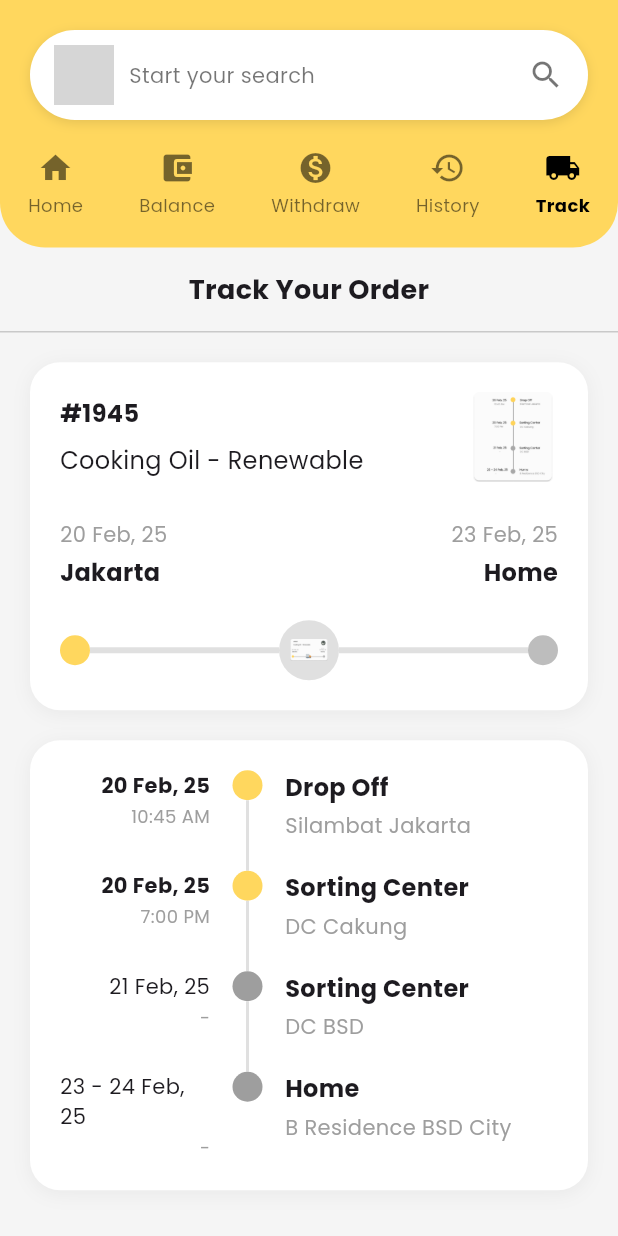
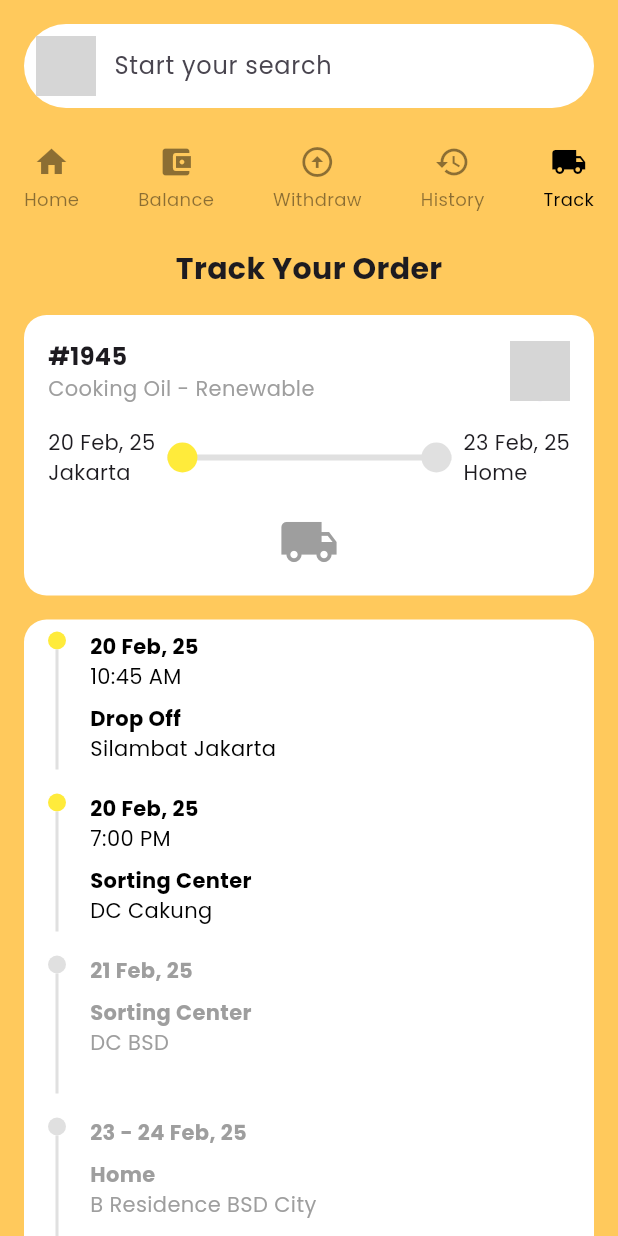
Before and after one commit to Liann099/UAS_Mobile-ReNuOil-, a Flutter app: the TrackOrderPage screen opened directly, on a phone screen of 412 x 824 dp. Run offline on Flutter 3.47's test engine with Material 3 defaults, Android fonts, the phone set to English and light mode, and no system bars; our stand-ins replace flutter_map, flutter_secure_storage, flutter_svg, latlong2, location, material_symbols_icons; accounts and stored records are empty; grey boxes are pictures that could not be loaded.

```diff
--- a/uas_renuoil/lib/buyer/trackyourorder.dart
+++ b/uas_renuoil/lib/buyer/trackyourorder.dart
@@ -1,238 +1,157 @@
 import 'package:flutter/material.dart';
 
 void main() {
-  runApp(const MyApp());
+  runApp(MyApp());
 }
 
 class MyApp extends StatelessWidget {
-  const MyApp({super.key});
-
   @override
   Widget build(BuildContext context) {
     return MaterialApp(
-      debugShowCheckedModeBanner: false,
-      title: 'Track Order App',
+      home: TrackOrderPage(),
       theme: ThemeData(
-        useMaterial3: true,
-        colorScheme: ColorScheme.fromSeed(seedColor: Colors.amber),
+        fontFamily: 'Roboto',
       ),
-      home: const TrackOrderPage(),
     );
   }
 }
 
 class TrackOrderPage extends StatelessWidget {
-  const TrackOrderPage({super.key});
-
   @override
   Widget build(BuildContext context) {
     return Scaffold(
-      backgroundColor: const Color(0xFFF5F5F5),
+      backgroundColor: Color(0xFFFFC95C),
       body: SafeArea(
         child: Column(
           children: [
-            // Header with search bar and navigation
-            Container(
-              decoration: const BoxDecoration(
-                color: Color(0xFFFFD75E),
-                borderRadius: BorderRadius.vertical(bottom: Radius.circular(30)),
-              ),
-              padding: const EdgeInsets.only(bottom: 20, top: 20),
-              child: Column(
-                children: [
-                  Container(
-                    margin: const EdgeInsets.symmetric(horizontal: 20),
-                    padding: const EdgeInsets.symmetric(horizontal: 16, vertical: 10),
+            // Search Bar
+            Padding(
+              padding: const EdgeInsets.all(16.0),
+              child: Container(
                 decoration: BoxDecoration(
                   color: Colors.white,
                   borderRadius: BorderRadius.circular(30),
-                      boxShadow: [
-                        BoxShadow(
-                          color: Colors.black.withOpacity(0.1),
-                          blurRadius: 6,
-                          offset: const Offset(0, 2),
+                ),
+                child: TextField(
+                  decoration: InputDecoration(
+                    hintText: 'Start your search',
+                    prefixIcon: Padding(
+                      padding: const EdgeInsets.all(8.0),
+                      child: CircleAvatar(
+                        backgroundImage: AssetImage('assets/images/profile.png'),
+                      ),
+                    ),
+                    border: InputBorder.none,
+                    contentPadding: EdgeInsets.symmetric(vertical: 15),
+                  ),
+                ),
+              ),
+            ),
+
+            // Bottom Navigation
+            Padding(
+              padding: const EdgeInsets.symmetric(horizontal: 16.0, vertical: 8.0),
+              child: Row(
+                mainAxisAlignment: MainAxisAlignment.spaceBetween,
+                children: [
+                  _buildNavItem(Icons.home, 'Home'),
+                  _buildNavItem(Icons.account_balance_wallet, 'Balance'),
+                  _buildNavItem(Icons.arrow_circle_up, 'Withdraw'),
+                  _buildNavItem(Icons.history, 'History'),
+                  _buildNavItem(Icons.local_shipping, 'Track', isSelected: true),
+                ],
+              ),
+            ),
+
+            // Track Your Order Title
+            Padding(
+              padding: const EdgeInsets.all(16.0),
+              child: Text(
+                'Track Your Order',
+                style: TextStyle(
+                  fontSize: 20,
+                  fontWeight: FontWeight.bold,
+                ),
+              ),
+            ),
+
+            // Order Tracking Card
+            Expanded(
+              child: Padding(
+                padding: const EdgeInsets.symmetric(horizontal: 16.0),
+                child: SingleChildScrollView(
+                  child: Column(
+                    children: [
+                      // Order Header
+                      Container(
+                        decoration: BoxDecoration(
+                          color: Colors.white,
+                          borderRadius: BorderRadius.circular(15),
+                        ),
+                        child: Column(
+                          children: [
+                            Padding(
+                              padding: const EdgeInsets.all(16.0),
+                              child: Row(
+                                mainAxisAlignment: MainAxisAlignment.spaceBetween,
+                                children: [
+                                  Column(
+                                    crossAxisAlignment: CrossAxisAlignment.start,
+                                    children: [
+                                      Text(
+                                        '#1945',
+                                        style: TextStyle(
+                                          fontWeight: FontWeight.bold,
+                                          fontSize: 16,
+                                        ),
+                                      ),
+                                      Text(
+                                        'Cooking Oil - Renewable',
+                                        style: TextStyle(
+                                          color: Colors.grey,
+                                        ),
                                       ),
                                     ],
                                   ),
-                    child: Row(
-                      children: [
-                        const CircleAvatar(
-                          radius: 20,
-                          backgroundImage: AssetImage('assets/images/user_circle.png'),
-                        ),
-                        const SizedBox(width: 10),
-                        const Expanded(
-                          child: Text(
-                            'Start your search',
-                            style: TextStyle(color: Colors.black54),
-                          ),
-                        ),
-                        const Icon(Icons.search, color: Colors.black54),
-                      ],
-                    ),
-                  ),
-                  const SizedBox(height: 20),
-                  // Bottom nav icons
-                  Row(
-                    mainAxisAlignment: MainAxisAlignment.spaceAround,
-                    children: const [
-                      _NavIcon(icon: Icons.home, label: 'Home'),
-                      _NavIcon(icon: Icons.account_balance_wallet, label: 'Balance'),
-                      _NavIcon(icon: Icons.monetization_on, label: 'Withdraw'),
-                      _NavIcon(icon: Icons.history, label: 'History'),
-                      _NavIcon(icon: Icons.local_shipping, label: 'Track', active: true),
-                    ],
+                                  CircleAvatar(
+                                    backgroundImage: AssetImage('assets/images/logo.png'),
                                   ),
                                 ],
                               ),
                             ),
 
-            // Track Your Order title
+                            // Tracking Progress
+                            Padding(
+                              padding: const EdgeInsets.symmetric(horizontal: 16.0),
+                              child: Row(
+                                children: [
+                                  Text('20 Feb, 25\nJakarta'),
+                                  Expanded(
+                                    child: Padding(
+                                      padding: const EdgeInsets.symmetric(horizontal: 8.0),
+                                      child: Stack(
+                                        alignment: Alignment.center,
+                                        children: [
                                           Container(
-              width: double.infinity,
-              padding: const EdgeInsets.symmetric(vertical: 15),
-              decoration: const BoxDecoration(
-                border: Border(
-                  bottom: BorderSide(color: Colors.grey, width: 0.5),
+                                            height: 4,
+                                            color: Colors.grey[300],
                                           ),
-              ),
-              child: const Text(
-                'Track Your Order',
-                textAlign: TextAlign.center,
-                style: TextStyle(
-                  fontSize: 18,
-                  fontWeight: FontWeight.bold,
-                ),
-              ),
-            ),
-
-            // Content
-            Expanded(
-              child: ListView(
-                padding: const EdgeInsets.all(20),
-                children: [
-                  // Order Card
-                  Container(
-                    padding: const EdgeInsets.all(20),
-                    decoration: BoxDecoration(
-                      color: Colors.white,
-                      borderRadius: BorderRadius.circular(20),
-                      boxShadow: [
-                        BoxShadow(
-                          color: Colors.black.withOpacity(0.05),
-                          blurRadius: 10,
-                          offset: const Offset(0, 2),
-                        ),
-                      ],
-                    ),
-                    child: Column(
-                      crossAxisAlignment: CrossAxisAlignment.start,
-                      children: [
                                           Row(
                                             mainAxisAlignment: MainAxisAlignment.spaceBetween,
-                          children: [
-                            Column(
-                              crossAxisAlignment: CrossAxisAlignment.start,
-                              children: const [
-                                Text(
-                                  '#1945',
-                                  style: TextStyle(fontWeight: FontWeight.bold, fontSize: 16),
-                                ),
-                                SizedBox(height: 8),
-                                Text(
-                                  'Cooking Oil - Renewable',
-                                  style: TextStyle(fontSize: 16),
-                                ),
-                              ],
-                            ),
-                            Image.asset(
-                              'assets/images/informasitruk.png',
-                              width: 60,
-                              height: 60,
-                            ),
-                          ],
-                        ),
-                        const SizedBox(height: 25),
-                        Row(
-                          mainAxisAlignment: MainAxisAlignment.spaceBetween,
-                          children: [
-                            Column(
-                              crossAxisAlignment: CrossAxisAlignment.start,
-                              children: const [
-                                Text(
-                                  '20 Feb, 25',
-                                  style: TextStyle(color: Colors.grey, fontSize: 14),
-                                ),
-                                SizedBox(height: 4),
-                                Text(
-                                  'Jakarta',
-                                  style: TextStyle(fontWeight: FontWeight.bold, fontSize: 16),
-                                ),
-                              ],
-                            ),
-                            Column(
-                              crossAxisAlignment: CrossAxisAlignment.end,
-                              children: const [
-                                Text(
-                                  '23 Feb, 25',
-                                  style: TextStyle(color: Colors.grey, fontSize: 14),
-                                ),
-                                SizedBox(height: 4),
-                                Text(
-                                  'Home',
-                                  style: TextStyle(fontWeight: FontWeight.bold, fontSize: 16),
-                                ),
-                              ],
-                            ),
-                          ],
-                        ),
-                        const SizedBox(height: 20),
-                        // Tracking Line
-                        Row(
                                             children: [
                                               Container(
                                                 width: 20,
                                                 height: 20,
-                              decoration: const BoxDecoration(
-                                color: Color(0xFFFFD75E),
+                                                decoration: BoxDecoration(
+                                                  color: Colors.yellow,
                                                   shape: BoxShape.circle,
-                              ),
-                            ),
-                            Expanded(
-                              child: Container(
-                                height: 4,
-                                color: Colors.grey.shade300,
-                              ),
-                            ),
-                            Stack(
-                              alignment: Alignment.center,
-                              children: [
-                                Container(
-                                  width: 40,
-                                  height: 40,
-                                  decoration: BoxDecoration(
-                                    color: Colors.grey.shade300,
-                                    shape: BoxShape.circle,
-                                  ),
-                                ),
-                                Image.asset(
-                                  'assets/images/trukjakarta.png',
-                                  width: 25,
-                                  height: 25,
-                                ),
-                              ],
-                            ),
-                            Expanded(
-                              child: Container(
-                                height: 4,
-                                color: Colors.grey.shade300,
                                                 ),
                                               ),
                                               Container(
                                                 width: 20,
                                                 height: 20,
                                                 decoration: BoxDecoration(
-                                color: Colors.grey.shade400,
+                                                  color: Colors.grey[300],
                                                   shape: BoxShape.circle,
                                                 ),
                                               ),
@@ -241,59 +160,68 @@ class TrackOrderPage extends StatelessWidget {
                                         ],
                                       ),
                                     ),
-
-                  const SizedBox(height: 20),
-
-                  // Timeline tracking
-                  Container(
-                    padding: const EdgeInsets.all(20),
-                    decoration: BoxDecoration(
-                      color: Colors.white,
-                      borderRadius: BorderRadius.circular(20),
-                      boxShadow: [
-                        BoxShadow(
-                          color: Colors.black.withOpacity(0.05),
-                          blurRadius: 10,
-                          offset: const Offset(0, 2),
                                   ),
+                                  Text('23 Feb, 25\nHome'),
                                 ],
                               ),
-                    child: Column(
-                      children: const [
-                        _TimelineItem(
-                          date: "20 Feb, 25",
-                          time: "10:45 AM",
-                          title: "Drop Off",
-                          subtitle: "Silambat Jakarta",
-                          isActive: true,
-                          isFirst: true,
                             ),
-                        _TimelineItem(
-                          date: "20 Feb, 25",
-                          time: "7:00 PM",
-                          title: "Sorting Center",
-                          subtitle: "DC Cakung",
-                          isActive: true,
+
+                            // Truck Icon
+                            Padding(
+                              padding: const EdgeInsets.symmetric(vertical: 16.0),
+                              child: Icon(
+                                Icons.local_shipping,
+                                color: Colors.grey,
+                                size: 40,
                               ),
-                        _TimelineItem(
-                          date: "21 Feb, 25",
-                          time: "-",
-                          title: "Sorting Center",
-                          subtitle: "DC BSD",
-                          isActive: false,
-                        ),
-                        _TimelineItem(
-                          date: "23 - 24 Feb, 25",
-                          time: "-",
-                          title: "Home",
-                          subtitle: "B Residence BSD City",
-                          isActive: false,
-                          isLast: true,
                             ),
                           ],
                         ),
                       ),
+
+                      // Detailed Tracking
+                      Padding(
+                        padding: const EdgeInsets.only(top: 16.0),
+                        child: Container(
+                          decoration: BoxDecoration(
+                            color: Colors.white,
+                            borderRadius: BorderRadius.circular(15),
+                          ),
+                          child: Column(
+                            children: [
+                              _buildTrackingStep(
+                                date: '20 Feb, 25',
+                                time: '10:45 AM',
+                                location: 'Drop Off',
+                                detail: 'Silambat Jakarta',
+                                isActive: true,
+                              ),
+                              _buildTrackingStep(
+                                date: '20 Feb, 25',
+                                time: '7:00 PM',
+                                location: 'Sorting Center',
+                                detail: 'DC Cakung',
+                                isActive: true,
+                              ),
+                              _buildTrackingStep(
+                                date: '21 Feb, 25',
+                                location: 'Sorting Center',
+                                detail: 'DC BSD',
+                                isActive: false,
+                              ),
+                              _buildTrackingStep(
+                                date: '23 - 24 Feb, 25',
+                                location: 'Home',
+                                detail: 'B Residence BSD City',
+                                isActive: false,
+                              ),
                             ],
+                          ),
+                        ),
+                      ),
+                    ],
+                  ),
+                ),
               ),
             ),
           ],
@@ -301,139 +229,91 @@ class TrackOrderPage extends StatelessWidget {
       ),
     );
   }
-}
 
-class _NavIcon extends StatelessWidget {
-  final IconData icon;
-  final String label;
-  final bool active;
-
-  const _NavIcon({
-    required this.icon,
-    required this.label,
-    this.active = false,
-  });
-
-  @override
-  Widget build(BuildContext context) {
+  Widget _buildNavItem(IconData icon, String label, {bool isSelected = false}) {
     return Column(
-      mainAxisSize: MainAxisSize.min,
       children: [
         Icon(
           icon,
-          color: active ? Colors.black : Colors.black54,
-          size: 24,
+          color: isSelected ? Colors.black : Colors.black45,
         ),
-        const SizedBox(height: 4),
+        SizedBox(height: 4),
         Text(
           label,
           style: TextStyle(
+            color: isSelected ? Colors.black : Colors.black45,
             fontSize: 12,
-            color: active ? Colors.black : Colors.black54,
-            fontWeight: active ? FontWeight.bold : FontWeight.normal,
           ),
         ),
       ],
     );
   }
-}
 
-class _TimelineItem extends StatelessWidget {
-  final String date;
-  final String time;
-  final String title;
-  final String subtitle;
-  final bool isActive;
-  final bool isFirst;
-  final bool isLast;
-
-  const _TimelineItem({
-    required this.date,
-    required this.time,
-    required this.title,
-    required this.subtitle,
-    this.isActive = false,
-    this.isFirst = false,
-    this.isLast = false,
-  });
-
-  @override
-  Widget build(BuildContext context) {
-    return IntrinsicHeight(
+  Widget _buildTrackingStep({
+    required String date,
+    String? time,
+    required String location,
+    required String detail,
+    bool isActive = false,
+  }) {
+    return Padding(
+      padding: const EdgeInsets.symmetric(horizontal: 16.0, vertical: 8.0),
       child: Row(
         crossAxisAlignment: CrossAxisAlignment.start,
         children: [
-          // Left column - date and time
-          SizedBox(
-            width: 100,
-            child: Column(
-              crossAxisAlignment: CrossAxisAlignment.end,
-              children: [
-                Text(
-                  date,
-                  style: TextStyle(
-                    fontWeight: isActive ? FontWeight.bold : FontWeight.normal,
-                    fontSize: 14,
-                  ),
-                ),
-                const SizedBox(height: 2),
-                Text(
-                  time,
-                  style: TextStyle(
-                    color: Colors.grey,
-                    fontSize: 12,
-                  ),
-                ),
-              ],
-            ),
-          ),
-
-          const SizedBox(width: 15),
-
-          // Center column - timeline
+          // Vertical Line and Dot
           Column(
             children: [
               Container(
-                width: 20,
-                height: 20,
+                width: 12,
+                height: 12,
                 decoration: BoxDecoration(
-                  color: isActive ? const Color(0xFFFFD75E) : Colors.grey,
                   shape: BoxShape.circle,
+                  color: isActive ? Colors.yellow : Colors.grey[300],
                 ),
               ),
-              if (!isLast)
-                Expanded(
-                  child: Container(
+              Container(
                 width: 2,
-                    color: Colors.grey.shade300,
-                  ),
+                height: 80,
+                color: Colors.grey[300],
               ),
             ],
           ),
 
-          const SizedBox(width: 15),
-
-          // Right column - location info
+          // Content
+          SizedBox(width: 16),
           Expanded(
             child: Column(
               crossAxisAlignment: CrossAxisAlignment.start,
               children: [
                 Text(
-                  title,
+                  date,
                   style: TextStyle(
+                    color: isActive ? Colors.black : Colors.grey,
                     fontWeight: FontWeight.bold,
-                    fontSize: 16,
                   ),
                 ),
-                const SizedBox(height: 4),
+                if (time != null)
                   Text(
-                  subtitle,
+                    time,
                     style: TextStyle(
-                    color: Colors.grey,
-                    fontSize: 14,
+                      color: isActive ? Colors.black : Colors.grey,
                     ),
                   ),
-                SizedBox(height: isLast ? 0 : 20),
+                SizedBox(height: 8),
+                Text(
+                  location,
+                  style: TextStyle(
+                    color: isActive ? Colors.black : Colors.grey,
+                    fontWeight: FontWeight.bold,
+                  ),
+                ),
+                Text(
+                  detail,
+                  style: TextStyle(
+                    color: isActive ? Colors.black : Colors.grey,
+                  ),
+                ),
               ],
             ),
           ),
```
Also changed, not shown: uas_renuoil/lib/buyer/history.dart (added). Lines whose indentation alone changed are shown as unchanged.
